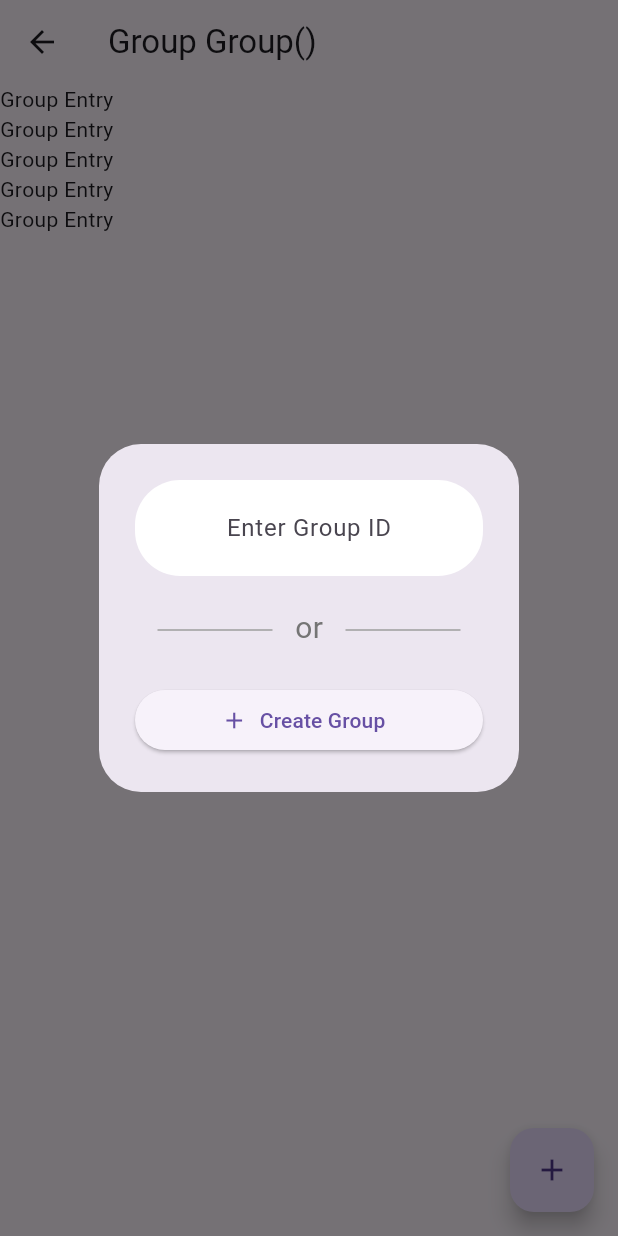
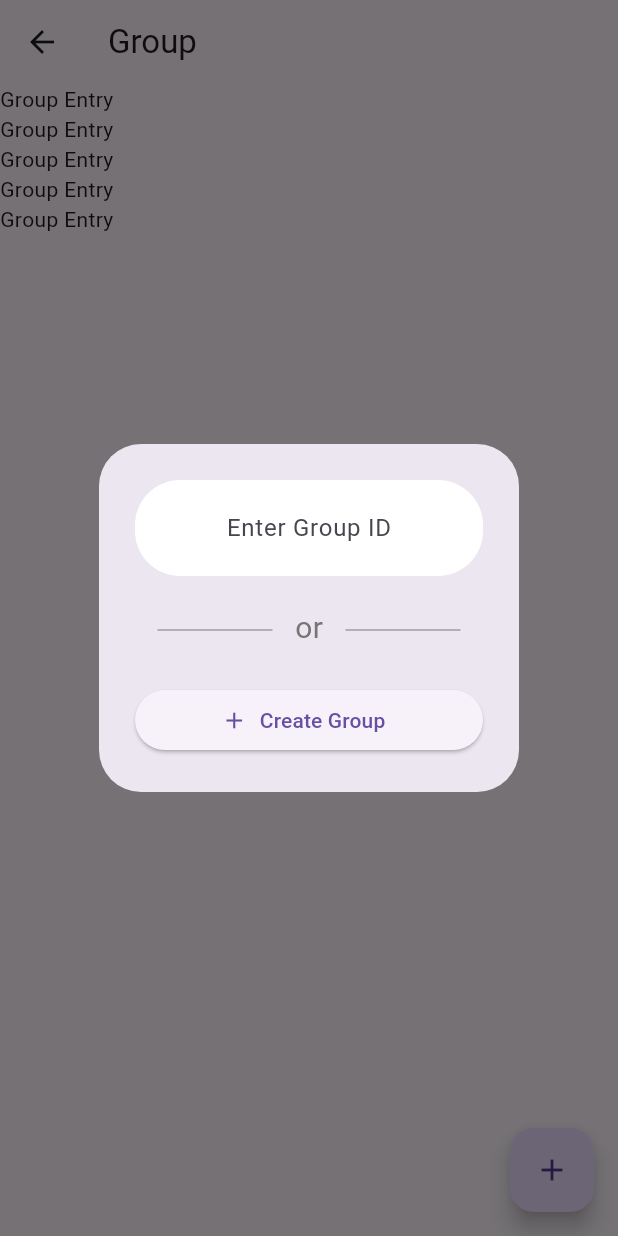
Before and after one commit to split-eth/split-eth-flutter, a Flutter app: the GroupView screen opened directly with empty values, after a tap on the "add" icon, on a phone screen of 412 x 824 dp. Run offline on Flutter 3.47's test engine with Material 3 defaults, Android fonts, the light colour scheme and no system bars; our stand-ins replace equatable, flutter_slidable, get_it, go_router, shared_preferences; accounts and stored records are empty.

Commit message:
add entries to group model

```diff
--- a/lib/features/group/view.dart
+++ b/lib/features/group/view.dart
@@ -15,7 +15,7 @@ class GroupView extends StatelessWidget {
   Widget build(BuildContext context) {
     return Scaffold(
       appBar: AppBar(
-        title: Text('Group $group'),
+        title: Text('Group ${group.id}'),
       ),
       floatingActionButton: FloatingActionButton(
         onPressed: () => context.go('/groups/new'), // TODO
--- a/lib/features/group_list/features/add_group/view.dart
+++ b/lib/features/group_list/features/add_group/view.dart
@@ -42,7 +42,7 @@ class AddGroupView extends StatelessWidget {
   }
 
   void _joinGroup(BuildContext context, String id) {
-    final Group group = Group(id: id);
+    final Group group = Group(id: id, entries: const []);
     context.read<GroupListController>().addGroup(group);
     context.go('/groups/$id'); // TODO go to share page?
   }
--- a/lib/models/group.dart
+++ b/lib/models/group.dart
@@ -1,5 +1,7 @@
 import 'package:equatable/equatable.dart';
 import 'package:json_annotation/json_annotation.dart';
+
+import 'group_entry.dart';
 
 part 'group.g.dart';
 
@@ -7,9 +9,11 @@ part 'group.g.dart';
 class Group extends Equatable {
   const Group({
     required this.id,
+    required this.entries,
   });
 
   final String id;
+  final List<GroupEntry> entries;
 
   @override
   List<Object> get props => [id];
```
Also changed, not shown: lib/models/group_entry.dart (+7 -0 lines), lib/models/group.g.dart, lib/models/group_entry.g.dart (added).
